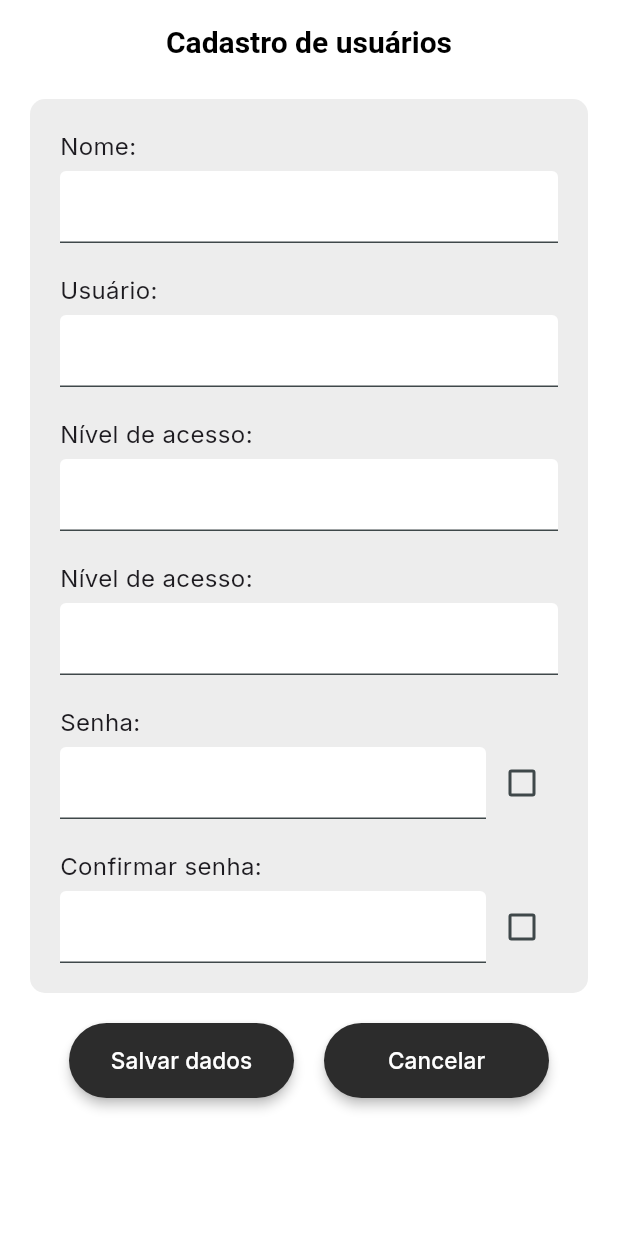
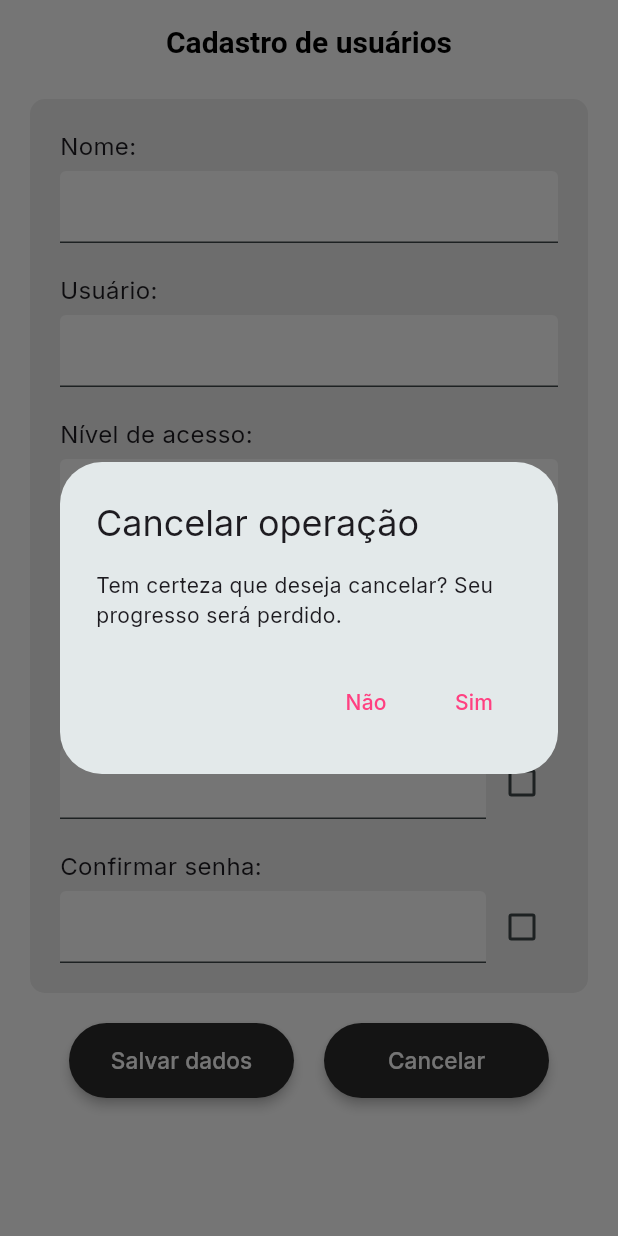
Before and after one commit to mari-arujjo/Ordem-De-Servico-Piloto, a Flutter app: the CadastroUserPage screen opened by its route, after a tap on "Cancelar", on a phone screen of 412 x 824 dp. Run offline on Flutter 3.47's test engine with Material 3 defaults, Android fonts, the phone set to English and light mode, and no system bars; our stand-ins replace go_router, google_fonts.

Commit message:
Adcionando pop ups

```diff
--- a/lib/app/UI/pages/gestao_usuarios/cadastro_user_page.dart
+++ b/lib/app/UI/pages/gestao_usuarios/cadastro_user_page.dart
@@ -1,5 +1,6 @@
 import 'package:flutter/material.dart';
 import 'package:ordem_de_servico/app/UI/widgets/button_widget.dart';
+import 'package:ordem_de_servico/app/src/helper/popup.dart';
 import 'package:ordem_de_servico/colors.dart';
 
 
@@ -16,6 +17,7 @@ class _CadastroUserState extends State<CadastroUserPage> {
     bool isChecked2 = false;
     bool obscurePassword2 = true;
     var colorsClass = ColorsClass();
+    var popUp = PopUp();
 
   @override
   Widget build(BuildContext context) {
@@ -190,7 +192,10 @@ class _CadastroUserState extends State<CadastroUserPage> {
                 children: [
                   ButtonWidget(txt: 'Salvar dados', onPressed: (){}, tam: 150),
                   SizedBox(width: 20),
-                  ButtonWidget(txt: 'Cancelar', onPressed: (){}, tam: 150)
+                  ButtonWidget(txt: 'Cancelar', onPressed: (){
+                    popUp.PopUpCancel(context);
+                  },
+                  tam: 150)
                 ],
               )
             ],
--- a/lib/app/UI/pages/meu_perfil_page.dart
+++ b/lib/app/UI/pages/meu_perfil_page.dart
@@ -1,6 +1,7 @@
 import 'package:flutter/material.dart';
 import 'package:go_router/go_router.dart';
 import 'package:ordem_de_servico/app/UI/widgets/button_widget.dart';
+import 'package:ordem_de_servico/app/UI/widgets/navigation_widget.dart';
 
 class MeuPerfilPage extends StatefulWidget {
   const MeuPerfilPage({super.key});
@@ -17,6 +18,8 @@ class _MeuPerfilState extends State<MeuPerfilPage> {
       appBar: AppBar(
         title: const Text('Meu Perfil')
       ),
+
+      bottomNavigationBar: NavigationBarWidget(),
 
       body: Center(
         child: Padding(
--- /dev/null
+++ b/lib/app/src/helper/popup.dart
@@ -0,0 +1,72 @@
+import 'dart:io';
+
+import 'package:flutter/material.dart';
+import 'package:go_router/go_router.dart';
+import 'package:ordem_de_servico/colors.dart';
+
+class PopUp {
+  // ignore: non_constant_identifier_names
+  void PopUpCancel(BuildContext context){
+    var colorsClass = ColorsClass();
+    showDialog(
+      context: context,
+      builder: (context){
+        return AlertDialog(
+          title: const Text('Cancelar operação'),
+          content: const Text('Tem certeza que deseja cancelar? Seu progresso será perdido.'),
+          actions: [
+            TextButton(
+              onPressed: (){
+                GoRouter.of(context).pop();
+              },
+              child: Text(
+                'Não',
+                style: TextStyle(color: colorsClass.terciaryColor),
+              )
+            ),
+            TextButton(
+              onPressed: (){
+                context.go('/');
+              },
+              child: Text(
+                'Sim',
+                style: TextStyle(color: colorsClass.terciaryColor)),
+            )
+          ]
+        );
+      },
+    );
+  }
+
+  void PopUpSair(BuildContext context){
+    var colorsClass = ColorsClass();
+    showDialog(
+      context: context,
+      builder: (context){
+        return AlertDialog(
+          title: const Text('Sair'),
+          content: const Text('Tem certeza que deseja sair?'),
+          actions: [
+            TextButton(
+              onPressed: (){
+                GoRouter.of(context).pop();
+              },
+              child: Text(
+                'Não',
+                style: TextStyle(color: colorsClass.terciaryColor),
+              )
+            ),
+            TextButton(
+              onPressed: (){
+                exit(0);
+              },
+              child: Text(
+                'Sim',
+                style: TextStyle(color: colorsClass.terciaryColor)),
+            )
+          ]
+        );
+      },
+    );
+  }
+}
```
Also changed, not shown: lib/app/UI/widgets/navigation_widget.dart (+7 -5 lines).
